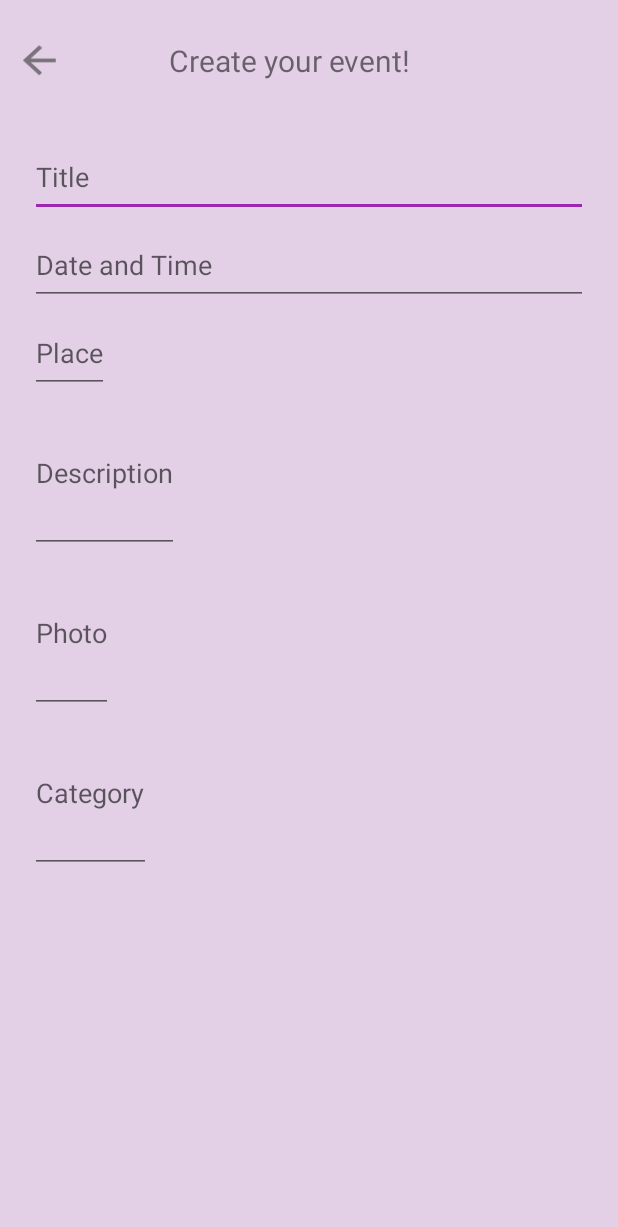
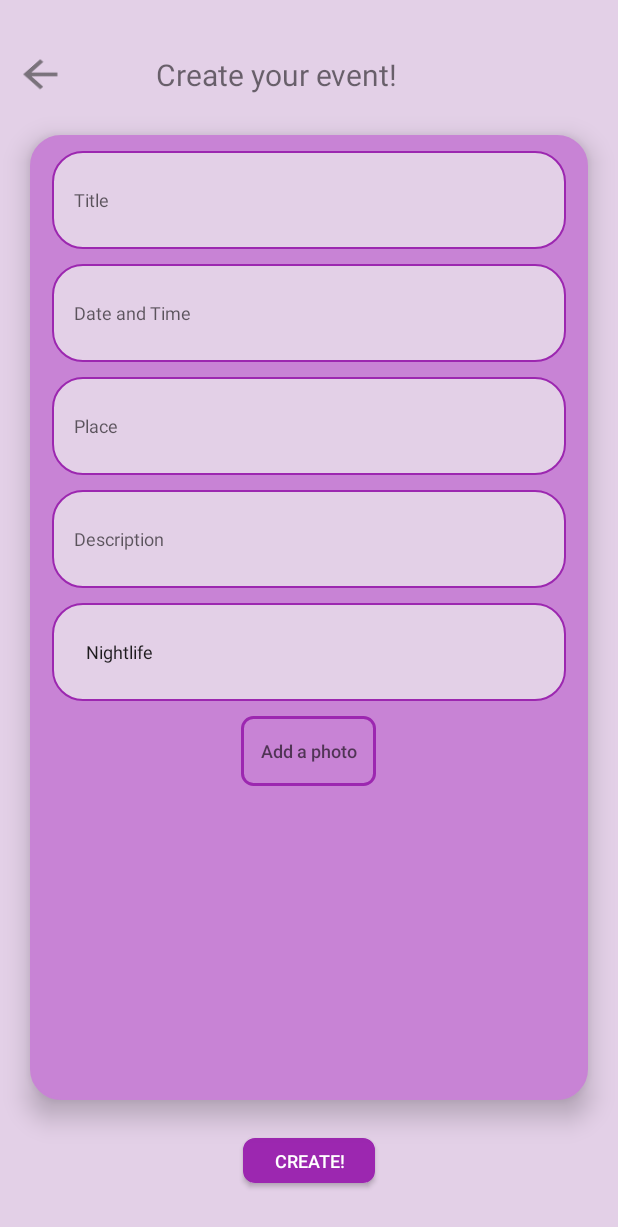
Before and after one commit to jannaescur/Layouts, an Android app: the layout create_event.xml on its own in the app's theme, with its tools: preview values and no code run, on a phone screen of 412 x 824 dp. Shown: the top 1227 px of the screen. Run offline under Robolectric (Android 15) with nearby library versions, the phone set to English and light mode, and no system bars.

Commit message:
LAYOUT CREATE EVENT

```diff
--- a/app/src/main/AndroidManifest.xml
+++ b/app/src/main/AndroidManifest.xml
@@ -1,6 +1,12 @@
 <?xml version="1.0" encoding="utf-8"?>
 <manifest xmlns:android="http://schemas.android.com/apk/res/android"
     package="com.developer.janna.layouts">
+
+    <uses-permission android:name="android.permission.CAMERA" />
+    <uses-feature android:name="android.hardware.camera.autofocus" />
+    <uses-permission android:name="android.permission.WRITE_EXTERNAL_STORAGE" />
+    <uses-feature android:name="android.hardware.camera"
+        android:required="true" />
 
     <application
         android:allowBackup="true"
--- a/app/src/main/java/com/developer/janna/layouts/MainActivity.java
+++ b/app/src/main/java/com/developer/janna/layouts/MainActivity.java
@@ -4,18 +4,48 @@ import android.app.Activity;
 import android.app.DatePickerDialog;
 import android.app.Dialog;
 import android.app.TimePickerDialog;
+import android.content.Intent;
+import android.database.Cursor;
+import android.graphics.Bitmap;
+import android.graphics.BitmapFactory;
+import android.icu.text.SimpleDateFormat;
 import android.icu.util.Calendar;
+import android.net.Uri;
+import android.os.Environment;
+import android.provider.MediaStore;
+import android.support.v4.content.FileProvider;
 import android.support.v7.app.AppCompatActivity;
 import android.support.v4.app.FragmentActivity;
 import android.os.Bundle;
 import android.text.format.DateFormat;
+import android.view.Menu;
 import android.view.View;
+import android.widget.Button;
 import android.widget.EditText;
+import android.widget.ImageView;
 import android.widget.TimePicker;
 import android.widget.DatePicker;
 import android.support.v4.app.DialogFragment;
+import android.widget.Toast;
 
-public class MainActivity extends Activity {
+import java.io.File;
+import java.io.FileNotFoundException;
+import java.io.IOException;
+import java.io.InputStream;
+import java.util.Date;
+
+import static com.developer.janna.layouts.MainActivity.TimeEdit;
+import static com.developer.janna.layouts.R.id.imageView;
+
+public class MainActivity extends FragmentActivity {
+
+    private final int SELECT_PHOTO = 1;
+    private static int IMG_RESULT = 1;
+    String ImageDecode;
+    ImageView imageViewLoad;
+    Button LoadImage;
+    Intent intent;
+    String[] FILE;
 
 
     static EditText TimeEdit;
@@ -23,18 +53,69 @@ public class MainActivity extends Activity {
     @Override
     protected void onCreate(Bundle savedInstanceState) {
         super.onCreate(savedInstanceState);
-        setContentView(R.layout.choose_avatar);
-/*
+        setContentView(R.layout.create_event);
+
         TimeEdit = (EditText) findViewById(R.id.editText1);
         TimeEdit.setOnClickListener(new View.OnClickListener() {
             @Override
             public void onClick(View v) {
                 showTruitonTimePickerDialog(v);
                 showTruitonDatePickerDialog(v);
+
+
             }
-        });*/
+        });
+
+        imageViewLoad = (ImageView) findViewById(R.id.image_event);
+        LoadImage = (Button) findViewById(R.id.button_photo);
+
+        LoadImage.setOnClickListener(new View.OnClickListener() {
+
+            @Override
+           /* public void onClick(View v) {
+
+                intent = new Intent(Intent.ACTION_PICK,
+                        android.provider.MediaStore.Images.Media.EXTERNAL_CONTENT_URI);
+
+                startActivityForResult(intent, IMG_RESULT);
+
+            }*/
+            public void onClick(View view) {
+                Intent photoPickerIntent = new Intent(Intent.ACTION_PICK);
+                photoPickerIntent.setType("image/*");
+                startActivityForResult(photoPickerIntent, SELECT_PHOTO);
+            }
+        });
+
     }
-    /*
+
+
+    @Override
+    protected void onActivityResult(int requestCode, int resultCode, Intent imageReturnedIntent) {
+        super.onActivityResult(requestCode, resultCode, imageReturnedIntent);
+
+        switch (requestCode) {
+            case SELECT_PHOTO:
+                if (resultCode == RESULT_OK) {
+                    try {
+                        final Uri imageUri = imageReturnedIntent.getData();
+                        final InputStream imageStream = getContentResolver().openInputStream(imageUri);
+                        final Bitmap selectedImage = BitmapFactory.decodeStream(imageStream);
+                        imageViewLoad.setImageBitmap(selectedImage);
+                    } catch (FileNotFoundException e) {
+                        e.printStackTrace();
+                    }
+
+                }
+        }
+    }
+
+    @Override
+    public boolean onCreateOptionsMenu(Menu menu) {
+        return true;
+    }
+
+
     public void showTruitonDatePickerDialog(View v) {
         DialogFragment newFragment = new DatePickerFragment();
         newFragment.show(getSupportFragmentManager(), "datePicker");
@@ -60,6 +141,7 @@ public class MainActivity extends Activity {
             TimeEdit.setText(day + "/" + (month + 1) + "/" + year);
         }
     }
+
     public void showTruitonTimePickerDialog(View v) {
         DialogFragment newFragment = new TimePickerFragment();
         newFragment.show(getSupportFragmentManager(), "timePicker");
@@ -80,12 +162,11 @@ public class MainActivity extends Activity {
                     DateFormat.is24HourFormat(getActivity()));
         }
 
-       public void onTimeSet(TimePicker view, int hourOfDay, int minute) {
+        public void onTimeSet(TimePicker view, int hourOfDay, int minute) {
             // Do something with the time chosen by the user
             TimeEdit.setText(TimeEdit.getText() + "-" + hourOfDay + ":" + minute);
         }
     }
 
 
-*/
-    }
+}
--- /dev/null
+++ b/app/src/main/res/drawable/button_shape_light.xml
@@ -0,0 +1,18 @@
+<?xml version="1.0" encoding="UTF-8"?>
+<shape
+    xmlns:android="http://schemas.android.com/apk/res/android">
+    <stroke
+        android:width="2dp"
+        android:color="@color/colorPrimary"/>
+    <corners
+        android:radius="7dp" />
+
+    <padding
+        android:left="1dp"
+        android:right="1dp"
+        android:top="1dp"
+        android:bottom="1dp"/>
+
+    <solid android:color="@null"/>
+
+</shape>
--- /dev/null
+++ b/app/src/main/res/drawable/edit_text_shape.xml
@@ -0,0 +1,18 @@
+<?xml version="1.0" encoding="UTF-8"?>
+<shape
+    xmlns:android="http://schemas.android.com/apk/res/android">
+    <stroke
+        android:width="1dp"
+        android:color="@color/colorPrimary"/>
+    <corners
+        android:radius="20dp" />
+
+    <padding
+        android:left="15dp"
+        android:right="15dp"
+        android:top="7dp"
+        android:bottom="7dp"/>
+
+    <solid android:color="@color/colorPrimaryLight"/>
+
+</shape>
--- /dev/null
+++ b/app/src/main/res/drawable/layout_superposat_shape.xml
@@ -0,0 +1,18 @@
+<?xml version="1.0" encoding="UTF-8"?>
+<shape
+    xmlns:android="http://schemas.android.com/apk/res/android">
+    <stroke
+        android:width="1dp"
+        android:color="@color/middlePurple"/>
+    <corners
+        android:radius="20dp" />
+
+    <padding
+        android:left="15dp"
+        android:right="15dp"
+        android:top="1dp"
+        android:bottom="1dp"/>
+
+    <solid android:color="@color/middlePurple"/>
+
+</shape>
--- a/app/src/main/res/layout/create_event.xml
+++ b/app/src/main/res/layout/create_event.xml
@@ -12,7 +12,8 @@
         android:layout_weight="10"
         android:orientation="horizontal"
         android:weightSum="100"
-        android:layout_marginStart="10dp">
+        android:layout_marginStart="10dp"
+        android:layout_marginTop="10dp">
 
         <Button
             android:layout_width="0dp"
@@ -24,7 +25,7 @@
         <TextView
             android:layout_width="0dp"
             android:layout_height="wrap_content"
-            android:layout_marginStart="70dp"
+            android:layout_marginStart="60dp"
             android:text="Create your event!"
             android:textSize="20dp"
             android:layout_weight="90"
@@ -36,70 +37,102 @@
         android:layout_width="match_parent"
         android:layout_height="0dp"
         android:layout_weight="80"
-        android:layout_marginTop="10dp"
         android:orientation="vertical"
         android:weightSum="60"
+        android:background="@drawable/layout_superposat_shape"
         android:layout_marginStart="20dp"
-        android:layout_marginEnd="20dp">
+        android:layout_marginEnd="20dp"
+        android:elevation="10dp">
 
         <EditText
             android:layout_width="match_parent"
             android:layout_height="0dp"
-            android:layout_weight="5"
+            android:layout_weight="7"
             android:hint="Title"
-            android:layout_marginBottom="5dp"
+            android:background="@drawable/edit_text_shape"
+            android:layout_marginTop="10dp"
+            android:layout_marginBottom="10dp"
             android:textCursorDrawable="@null">
         </EditText>
 
         <EditText
             android:layout_width="match_parent"
             android:layout_height="0dp"
-            android:layout_weight="5"
+            android:layout_weight="7"
             android:hint="Date and Time"
-            android:layout_marginBottom="5dp"
+            android:background="@drawable/edit_text_shape"
+            android:layout_marginBottom="10dp"
             android:textCursorDrawable="@null"
             android:id="@+id/editText1">
         </EditText>
 
         <EditText
-            android:layout_width="wrap_content"
+            android:layout_width="match_parent"
             android:layout_height="0dp"
-            android:layout_weight="5"
+            android:layout_weight="7"
             android:hint="Place"
+            android:background="@drawable/edit_text_shape"
+            android:layout_marginBottom="10dp"
+
             android:textCursorDrawable="@null">
         </EditText>
 
         <EditText
-            android:layout_width="wrap_content"
+            android:layout_width="match_parent"
             android:layout_height="0dp"
-            android:layout_weight="10"
+            android:layout_weight="7"
             android:hint="Description"
-            android:textCursorDrawable="@null">
-        </EditText>
-
-        <EditText
-            android:layout_width="wrap_content"
-            android:layout_height="0dp"
-            android:layout_weight="10"
-            android:hint="Photo"
-            android:textCursorDrawable="@null">
-        </EditText>
-
-        <EditText
-            android:layout_width="wrap_content"
-            android:layout_height="0dp"
-            android:layout_weight="10"
-            android:hint="Category"
+            android:background="@drawable/edit_text_shape"
+            android:layout_marginBottom="10dp"
             android:textCursorDrawable="@null">
         </EditText>
 
 
+        <Spinner
+            android:layout_width="match_parent"
+            android:layout_height="0dp"
+            android:layout_weight="7"
+            android:background="@drawable/edit_text_shape"
+            android:layout_marginBottom="10dp"
+            android:entries="@array/categories"></Spinner>
+
+        <Button
+            android:layout_width="90dp"
+            android:layout_height="0dp"
+            android:layout_weight="5"
+            android:hint="Add a photo"
+            android:layout_gravity="center"
+            android:id="@+id/button_photo"
+
+            android:background="@drawable/button_shape_light">
+
+        </Button>
+
+        <ImageView
+            android:layout_width="wrap_content"
+            android:layout_height="0dp"
+            android:layout_weight="20"
+            android:layout_marginTop="10dp"
+            android:layout_marginBottom="10dp"
+            android:id="@+id/image_event"
+            android:layout_gravity="center"/>
+
     </LinearLayout>
 
-    <LinearLayout
+    <RelativeLayout
         android:layout_width="match_parent"
         android:layout_height="0dp"
-        android:layout_weight="10">
+        android:layout_weight="10"
+        android:layout_marginBottom="10dp">
 
-    </LinearLayout>
+        <Button
+            android:layout_width="wrap_content"
+            android:layout_height="30dp"
+            android:text="Create!"
+            android:textColor="@color/white"
+            android:background="@drawable/button_shape"
+            android:layout_centerInParent="true"
+            android:elevation="15dp"/>
+
+    </RelativeLayout>
 </LinearLayout>
--- a/app/src/main/res/values/colors.xml
+++ b/app/src/main/res/values/colors.xml
@@ -3,6 +3,7 @@
     <color name="colorPrimary">#9C27B0</color>
     <color name="colorPrimaryDark">#7B1FA2</color>
     <color name="colorPrimaryLight">#e3d0e7</color>
+    <color name="middlePurple">#c883d5</color>
     <color name="colorAccent">#00BCD4</color>
     <color name="white">#FFFFFF</color>
     <color name="primaryText">#212121</color>
--- a/app/src/main/res/values/strings.xml
+++ b/app/src/main/res/values/strings.xml
@@ -1,3 +1,16 @@
 <resources>
     <string name="app_name">Whido</string>
+    <string-array name="categories">
+        <item>Nightlife</item>
+        <item>Culture</item>
+        <item>Eating/Drinking</item>
+        <item>Sports</item>
+        <item>Eduaction/Formation</item>
+        <item>Shopping</item>
+        <item>Music</item>
+        <item>Others</item>
+    </string-array>
+
+
+
 </resources>
--- a/app/src/main/res/values/styles.xml
+++ b/app/src/main/res/values/styles.xml
@@ -6,6 +6,9 @@
         <item name="colorPrimary">@color/colorPrimary</item>
         <item name="colorPrimaryDark">@color/colorPrimaryDark</item>
         <item name="colorAccent">@color/colorPrimary</item>
+
+        <item name="android:textSize">12dp</item>
+
     </style>
 
 </resources>
```
